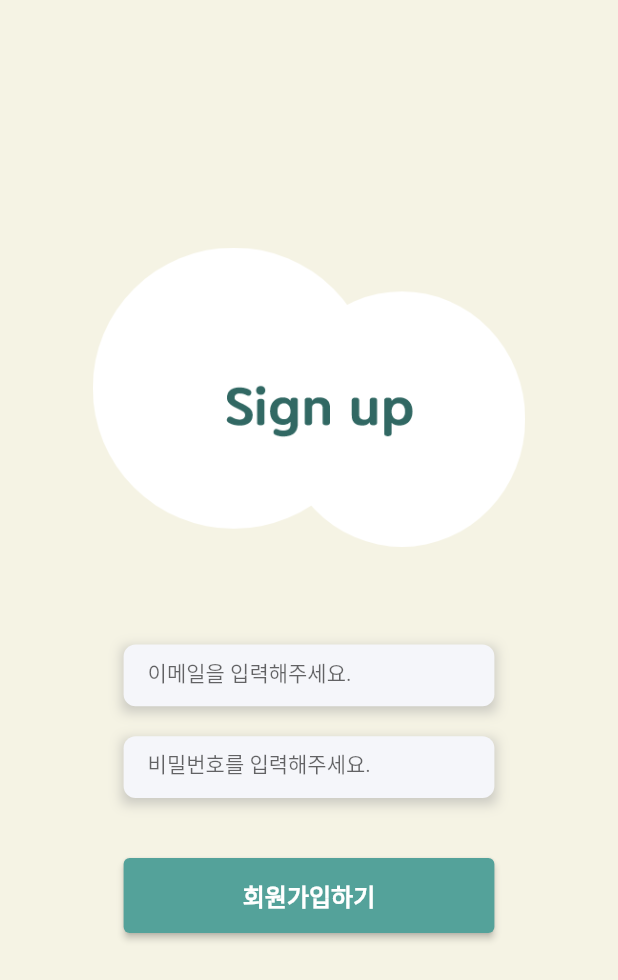
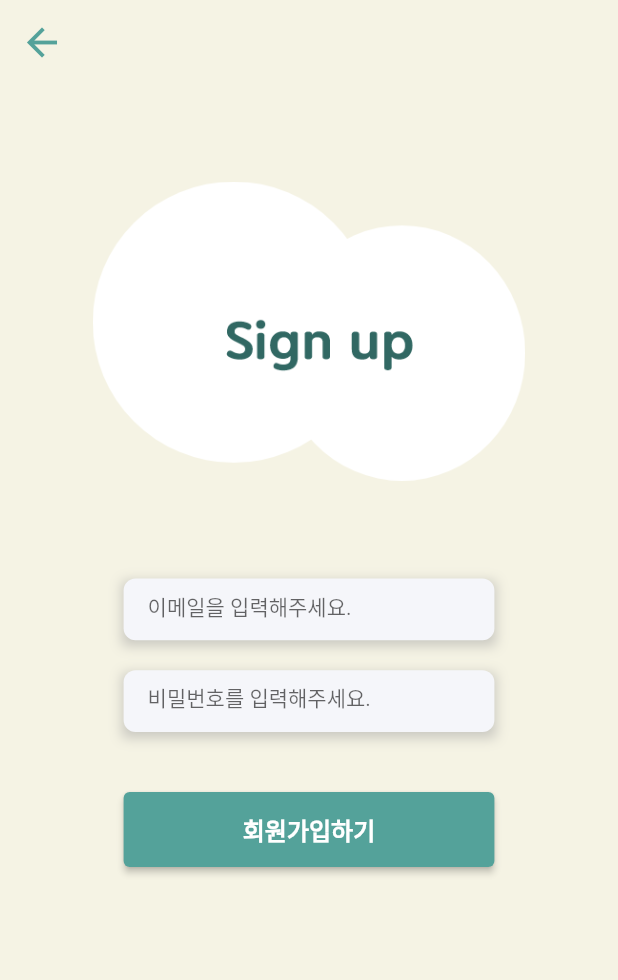
Before and after one commit to 2023-SubwayCongestion/SubwayCongestionApp, a Flutter app: the EmailPasswordSignup screen opened by its route, on a phone screen of 412 x 824 dp. Shown: the top 980 px of the screen. Run offline on Flutter 3.47's test engine with Material 2 defaults, Android fonts, the phone set to English and light mode, and no system bars; our stand-ins replace firebase_auth, firebase_core; accounts and stored records are empty; network calls fail.

Commit message:
update : with hyunwoo 6/30

```diff
--- a/lib/screen/login_screen.dart
+++ b/lib/screen/login_screen.dart
@@ -6,6 +6,8 @@ import 'package:subway_congestion/widget/custom_button.dart';
 import 'package:flutter/material.dart';
 import 'package:provider/provider.dart';
 import 'package:subway_congestion/widget/custom_image.dart';
+
+import '../header.dart';
 
 class LoginScreen extends StatefulWidget {
   const LoginScreen({Key? key}) : super(key: key);
@@ -18,6 +20,7 @@ class _LoginScreenState extends State<LoginScreen> {
   @override
   Widget build(BuildContext context) {
     return Scaffold(
+
       body: SafeArea(
         child: Stack(
           children: [
--- a/lib/screen/signup_email_password_screen.dart
+++ b/lib/screen/signup_email_password_screen.dart
@@ -3,6 +3,8 @@ import 'package:subway_congestion/widget/custom_image.dart';
 import 'package:subway_congestion/widget/custom_textfield.dart';
 import 'package:flutter/material.dart';
 import 'package:provider/provider.dart';
+
+import '../header.dart';
 
 class EmailPasswordSignup extends StatefulWidget {
   static String routeName = '/signup-email-password';
@@ -27,6 +29,22 @@ class _EmailPasswordSignupState extends State<EmailPasswordSignup> {
   @override
   Widget build(BuildContext context) {
     return Scaffold(
+      appBar: AppBar(
+        backgroundColor: getColor('main2'),
+        elevation: 0.0,
+        leading: IconButton(
+          icon: const Icon(
+            Icons.arrow_back,
+            size: 30,
+          ),
+          color: getColor('main1'),
+          // X 버튼의 색상을 변경합니다. 원하는 색상으로 변경하세요.
+          onPressed: () {
+            Navigator.of(context).pop(); // 뒤로 가기 버튼과 동일한 동작을 수행합니다.
+          },
+        ),
+
+      ),
       resizeToAvoidBottomInset: false,
       body: Stack(
         children: [
@@ -38,9 +56,7 @@ class _EmailPasswordSignupState extends State<EmailPasswordSignup> {
           Center(
             child: Column(
               children: [
-                SizedBox(
-                  height: 100,
-                ),
+
                 CustomImage(
                   filename: 'assets/sign up.png',
                   widthPercent: 0.7,
@@ -86,6 +102,10 @@ class _EmailPasswordSignupState extends State<EmailPasswordSignup> {
                     ),
                   ),
                 ),
+
+
+
+
               ],
             ),
           )
```
Also changed, not shown: lib/screen/login_email_password_screen.dart (+19 -3 lines), lib/screen/mypage_screen.dart (+20 -0 lines).
